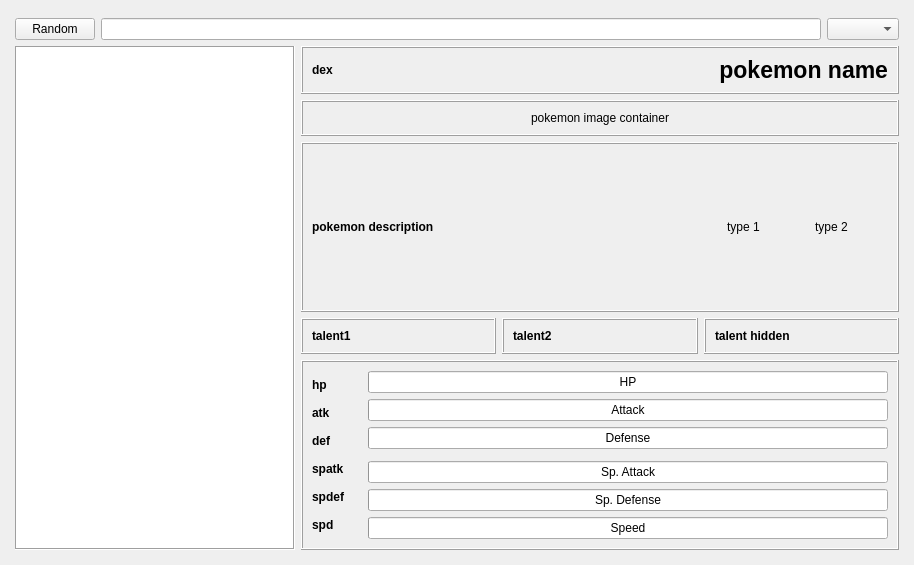
The window that design.ui (Odizinne/QDex) describes before a commit, drawn with Qt 5.
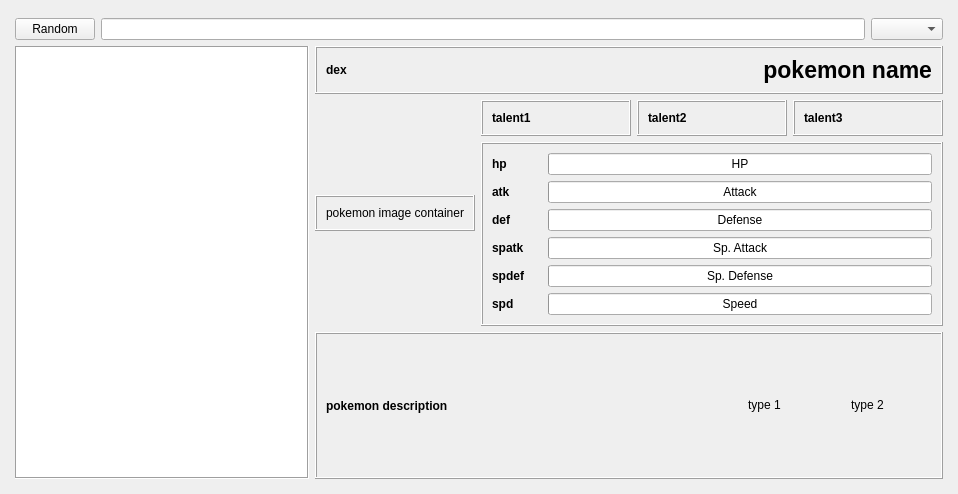
The same window after the commit.

```diff
--- a/design.ui
+++ b/design.ui
@@ -6,8 +6,8 @@
    <rect>
     <x>0</x>
     <y>0</y>
-    <width>914</width>
-    <height>565</height>
+    <width>958</width>
+    <height>494</height>
    </rect>
   </property>
   <property name="sizePolicy">
@@ -105,7 +105,470 @@
       <property name="bottomMargin">
        <number>6</number>
       </property>
-      <item row="2" column="0" colspan="3">
+      <item row="1" column="0" rowspan="2">
+       <widget class="QFrame" name="pokemonFrame">
+        <property name="sizePolicy">
+         <sizepolicy hsizetype="Fixed" vsizetype="Fixed">
+          <horstretch>0</horstretch>
+          <verstretch>0</verstretch>
+         </sizepolicy>
+        </property>
+        <property name="frameShape">
+         <enum>QFrame::Box</enum>
+        </property>
+        <property name="frameShadow">
+         <enum>QFrame::Raised</enum>
+        </property>
+        <layout class="QGridLayout" name="pokemonLayout">
+         <item row="0" column="1">
+          <widget class="QLabel" name="spriteLabel">
+           <property name="sizePolicy">
+            <sizepolicy hsizetype="Maximum" vsizetype="Maximum">
+             <horstretch>0</horstretch>
+             <verstretch>0</verstretch>
+            </sizepolicy>
+           </property>
+           <property name="text">
+            <string>pokemon image container</string>
+           </property>
+           <property name="alignment">
+            <set>Qt::AlignCenter</set>
+           </property>
+          </widget>
+         </item>
+        </layout>
+       </widget>
+      </item>
+      <item row="2" column="1" colspan="3">
+       <widget class="QFrame" name="statsFrame">
+        <property name="frameShape">
+         <enum>QFrame::Box</enum>
+        </property>
+        <property name="frameShadow">
+         <enum>QFrame::Raised</enum>
+        </property>
+        <layout class="QGridLayout" name="statsLayout">
+         <item row="1" column="0">
+          <widget class="QLabel" name="atkLabel">
+           <property name="font">
+            <font>
+             <weight>75</weight>
+             <bold>true</bold>
+            </font>
+           </property>
+           <property name="text">
+            <string>atk</string>
+           </property>
+          </widget>
+         </item>
+         <item row="0" column="1">
+          <widget class="QProgressBar" name="hpBar">
+           <property name="maximum">
+            <number>255</number>
+           </property>
+           <property name="value">
+            <number>0</number>
+           </property>
+           <property name="format">
+            <string>HP</string>
+           </property>
+          </widget>
+         </item>
+         <item row="5" column="1">
+          <widget class="QProgressBar" name="spdBar">
+           <property name="maximum">
+            <number>255</number>
+           </property>
+           <property name="value">
+            <number>0</number>
+           </property>
+           <property name="format">
+            <string>Speed</string>
+           </property>
+          </widget>
+         </item>
+         <item row="5" column="0">
+          <widget class="QLabel" name="spdLabel">
+           <property name="font">
+            <font>
+             <weight>75</weight>
+             <bold>true</bold>
+            </font>
+           </property>
+           <property name="text">
+            <string>spd</string>
+           </property>
+          </widget>
+         </item>
+         <item row="4" column="1">
+          <widget class="QProgressBar" name="spdefBar">
+           <property name="maximum">
+            <number>255</number>
+           </property>
+           <property name="value">
+            <number>0</number>
+           </property>
+           <property name="format">
+            <string>Sp. Defense</string>
+           </property>
+          </widget>
+         </item>
+         <item row="0" column="0">
+          <widget class="QLabel" name="hpLabel">
+           <property name="minimumSize">
+            <size>
+             <width>50</width>
+             <height>0</height>
+            </size>
+           </property>
+           <property name="baseSize">
+            <size>
+             <width>0</width>
+             <height>0</height>
+            </size>
+           </property>
+           <property name="font">
+            <font>
+             <weight>75</weight>
+             <bold>true</bold>
+            </font>
+           </property>
+           <property name="text">
+            <string>hp</string>
+           </property>
+          </widget>
+         </item>
+         <item row="2" column="1">
+          <widget class="QProgressBar" name="defBar">
+           <property name="maximum">
+            <number>255</number>
+           </property>
+           <property name="value">
+            <number>0</number>
+           </property>
+           <property name="format">
+            <string>Defense</string>
+           </property>
+          </widget>
+         </item>
+         <item row="2" column="0">
+          <widget class="QLabel" name="defLabel">
+           <property name="font">
+            <font>
+             <weight>75</weight>
+             <bold>true</bold>
+            </font>
+           </property>
+           <property name="text">
+            <string>def</string>
+           </property>
+          </widget>
+         </item>
+         <item row="1" column="1">
+          <widget class="QProgressBar" name="atkBar">
+           <property name="maximum">
+            <number>255</number>
+           </property>
+           <property name="value">
+            <number>0</number>
+           </property>
+           <property name="format">
+            <string>Attack</string>
+           </property>
+          </widget>
+         </item>
+         <item row="4" column="0">
+          <widget class="QLabel" name="spdefLabel">
+           <property name="font">
+            <font>
+             <weight>75</weight>
+             <bold>true</bold>
+            </font>
+           </property>
+           <property name="text">
+            <string>spdef</string>
+           </property>
+          </widget>
+         </item>
+         <item row="3" column="0">
+          <widget class="QLabel" name="spatkLabel">
+           <property name="font">
+            <font>
+             <weight>75</weight>
+             <bold>true</bold>
+            </font>
+           </property>
+           <property name="text">
+            <string>spatk</string>
+           </property>
+          </widget>
+         </item>
+         <item row="3" column="1">
+          <widget class="QProgressBar" name="spatkBar">
+           <property name="maximum">
+            <number>255</number>
+           </property>
+           <property name="value">
+            <number>0</number>
+           </property>
+           <property name="format">
+            <string>Sp. Attack</string>
+           </property>
+          </widget>
+         </item>
+        </layout>
+       </widget>
+      </item>
+      <item row="1" column="1">
+       <widget class="QFrame" name="ability1Frame">
+        <property name="sizePolicy">
+         <sizepolicy hsizetype="Maximum" vsizetype="Fixed">
+          <horstretch>0</horstretch>
+          <verstretch>0</verstretch>
+         </sizepolicy>
+        </property>
+        <property name="minimumSize">
+         <size>
+          <width>150</width>
+          <height>0</height>
+         </size>
+        </property>
+        <property name="maximumSize">
+         <size>
+          <width>150</width>
+          <height>16777215</height>
+         </size>
+        </property>
+        <property name="frameShape">
+         <enum>QFrame::Box</enum>
+        </property>
+        <property name="frameShadow">
+         <enum>QFrame::Raised</enum>
+        </property>
+        <layout class="QGridLayout" name="abilityLayout">
+         <item row="0" column="0">
+          <widget class="QLabel" name="ability1Label">
+           <property name="sizePolicy">
+            <sizepolicy hsizetype="Maximum" vsizetype="Preferred">
+             <horstretch>0</horstretch>
+             <verstretch>0</verstretch>
+            </sizepolicy>
+           </property>
+           <property name="minimumSize">
+            <size>
+             <width>150</width>
+             <height>0</height>
+            </size>
+           </property>
+           <property name="maximumSize">
+            <size>
+             <width>150</width>
+             <height>16777215</height>
+            </size>
+           </property>
+           <property name="font">
+            <font>
+             <weight>75</weight>
+             <bold>true</bold>
+            </font>
+           </property>
+           <property name="text">
+            <string>talent1</string>
+           </property>
+          </widget>
+         </item>
+        </layout>
+       </widget>
+      </item>
+      <item row="1" column="2">
+       <widget class="QFrame" name="ability2Frame_2">
+        <property name="sizePolicy">
+         <sizepolicy hsizetype="Maximum" vsizetype="Preferred">
+          <horstretch>0</horstretch>
+          <verstretch>0</verstretch>
+         </sizepolicy>
+        </property>
+        <property name="minimumSize">
+         <size>
+          <width>150</width>
+          <height>0</height>
+         </size>
+        </property>
+        <property name="maximumSize">
+         <size>
+          <width>150</width>
+          <height>16777215</height>
+         </size>
+        </property>
+        <property name="frameShape">
+         <enum>QFrame::Box</enum>
+        </property>
+        <property name="frameShadow">
+         <enum>QFrame::Raised</enum>
+        </property>
+        <layout class="QGridLayout" name="ability2Frame">
+         <item row="0" column="0">
+          <widget class="QLabel" name="ability2Label">
+           <property name="sizePolicy">
+            <sizepolicy hsizetype="Maximum" vsizetype="Preferred">
+             <horstretch>0</horstretch>
+             <verstretch>0</verstretch>
+            </sizepolicy>
+           </property>
+           <property name="minimumSize">
+            <size>
+             <width>150</width>
+             <height>0</height>
+            </size>
+           </property>
+           <property name="maximumSize">
+            <size>
+             <width>150</width>
+             <height>16777215</height>
+            </size>
+           </property>
+           <property name="font">
+            <font>
+             <weight>75</weight>
+             <bold>true</bold>
+            </font>
+           </property>
+           <property name="text">
+            <string>talent2</string>
+           </property>
+          </widget>
+         </item>
+        </layout>
+       </widget>
+      </item>
+      <item row="1" column="3">
+       <widget class="QFrame" name="ability3Frame">
+        <property name="sizePolicy">
+         <sizepolicy hsizetype="Maximum" vsizetype="Preferred">
+          <horstretch>0</horstretch>
+          <verstretch>0</verstretch>
+         </sizepolicy>
+        </property>
+        <property name="minimumSize">
+         <size>
+          <width>150</width>
+          <height>0</height>
+         </size>
+        </property>
+        <property name="maximumSize">
+         <size>
+          <width>150</width>
+          <height>16777215</height>
+         </size>
+        </property>
+        <property name="frameShape">
+         <enum>QFrame::Box</enum>
+        </property>
+        <property name="frameShadow">
+         <enum>QFrame::Raised</enum>
+        </property>
+        <layout class="QGridLayout" name="gridLayout_4">
+         <item row="0" column="0">
+          <widget class="QLabel" name="ability3Label">
+           <property name="sizePolicy">
+            <sizepolicy hsizetype="Maximum" vsizetype="Preferred">
+             <horstretch>150</horstretch>
+             <verstretch>0</verstretch>
+            </sizepolicy>
+           </property>
+           <property name="minimumSize">
+            <size>
+             <width>150</width>
+             <height>0</height>
+            </size>
+           </property>
+           <property name="maximumSize">
+            <size>
+             <width>150</width>
+             <height>16777215</height>
+            </size>
+           </property>
+           <property name="font">
+            <font>
+             <weight>75</weight>
+             <bold>true</bold>
+            </font>
+           </property>
+           <property name="text">
+            <string>talent3</string>
+           </property>
+          </widget>
+         </item>
+        </layout>
+       </widget>
+      </item>
+      <item row="0" column="0" colspan="4">
+       <widget class="QFrame" name="gridFrame_2">
+        <property name="frameShape">
+         <enum>QFrame::Box</enum>
+        </property>
+        <property name="frameShadow">
+         <enum>QFrame::Raised</enum>
+        </property>
+        <layout class="QGridLayout" name="gridLayout_9">
+         <item row="0" column="1">
+          <widget class="QLabel" name="pokemonLabel">
+           <property name="sizePolicy">
+            <sizepolicy hsizetype="Preferred" vsizetype="Preferred">
+             <horstretch>0</horstretch>
+             <verstretch>0</verstretch>
+            </sizepolicy>
+           </property>
+           <property name="minimumSize">
+            <size>
+             <width>0</width>
+             <height>0</height>
+            </size>
+           </property>
+           <property name="font">
+            <font>
+             <pointsize>17</pointsize>
+             <weight>75</weight>
+             <bold>true</bold>
+            </font>
+           </property>
+           <property name="frameShape">
+            <enum>QFrame::NoFrame</enum>
+           </property>
+           <property name="frameShadow">
+            <enum>QFrame::Plain</enum>
+           </property>
+           <property name="text">
+            <string>pokemon name</string>
+           </property>
+           <property name="alignment">
+            <set>Qt::AlignRight|Qt::AlignTrailing|Qt::AlignVCenter</set>
+           </property>
+          </widget>
+         </item>
+         <item row="0" column="0">
+          <widget class="QLabel" name="dexLabel">
+           <property name="minimumSize">
+            <size>
+             <width>0</width>
+             <height>0</height>
+            </size>
+           </property>
+           <property name="font">
+            <font>
+             <weight>75</weight>
+             <bold>true</bold>
+            </font>
+           </property>
+           <property name="text">
+            <string>dex</string>
+           </property>
+          </widget>
+         </item>
+        </layout>
+       </widget>
+      </item>
+      <item row="3" column="0" colspan="4">
        <widget class="QFrame" name="typeFrame">
         <property name="frameShape">
          <enum>QFrame::Box</enum>
@@ -245,388 +708,6 @@
         </layout>
        </widget>
       </item>
-      <item row="0" column="0" colspan="3">
-       <widget class="QFrame" name="gridFrame_2">
-        <property name="frameShape">
-         <enum>QFrame::Box</enum>
-        </property>
-        <property name="frameShadow">
-         <enum>QFrame::Raised</enum>
-        </property>
-        <layout class="QGridLayout" name="gridLayout_9">
-         <item row="0" column="1">
-          <widget class="QLabel" name="pokemonLabel">
-           <property name="minimumSize">
-            <size>
-             <width>400</width>
-             <height>0</height>
-            </size>
-           </property>
-           <property name="font">
-            <font>
-             <pointsize>17</pointsize>
-             <weight>75</weight>
-             <bold>true</bold>
-            </font>
-           </property>
-           <property name="frameShape">
-            <enum>QFrame::NoFrame</enum>
-           </property>
-           <property name="frameShadow">
-            <enum>QFrame::Plain</enum>
-           </property>
-           <property name="text">
-            <string>pokemon name</string>
-           </property>
-           <property name="alignment">
-            <set>Qt::AlignRight|Qt::AlignTrailing|Qt::AlignVCenter</set>
-           </property>
-          </widget>
-         </item>
-         <item row="0" column="0">
-          <widget class="QLabel" name="dexLabel">
-           <property name="minimumSize">
-            <size>
-             <width>100</width>
-             <height>0</height>
-            </size>
-           </property>
-           <property name="font">
-            <font>
-             <weight>75</weight>
-             <bold>true</bold>
-            </font>
-           </property>
-           <property name="text">
-            <string>dex</string>
-           </property>
-          </widget>
-         </item>
-        </layout>
-       </widget>
-      </item>
-      <item row="3" column="0">
-       <widget class="QFrame" name="ability1Frame">
-        <property name="frameShape">
-         <enum>QFrame::Box</enum>
-        </property>
-        <property name="frameShadow">
-         <enum>QFrame::Raised</enum>
-        </property>
-        <layout class="QGridLayout" name="abilityLayout">
-         <item row="0" column="0">
-          <widget class="QLabel" name="ability1Label">
-           <property name="minimumSize">
-            <size>
-             <width>150</width>
-             <height>0</height>
-            </size>
-           </property>
-           <property name="font">
-            <font>
-             <weight>75</weight>
-             <bold>true</bold>
-            </font>
-           </property>
-           <property name="text">
-            <string>talent1</string>
-           </property>
-          </widget>
-         </item>
-        </layout>
-       </widget>
-      </item>
-      <item row="3" column="2">
-       <widget class="QFrame" name="ability3Frame">
-        <property name="frameShape">
-         <enum>QFrame::Box</enum>
-        </property>
-        <property name="frameShadow">
-         <enum>QFrame::Raised</enum>
-        </property>
-        <layout class="QGridLayout" name="gridLayout_4">
-         <item row="0" column="0">
-          <widget class="QLabel" name="ability3Label">
-           <property name="minimumSize">
-            <size>
-             <width>150</width>
-             <height>0</height>
-            </size>
-           </property>
-           <property name="font">
-            <font>
-             <weight>75</weight>
-             <bold>true</bold>
-            </font>
-           </property>
-           <property name="text">
-            <string>talent hidden</string>
-           </property>
-          </widget>
-         </item>
-        </layout>
-       </widget>
-      </item>
-      <item row="4" column="0" colspan="3">
-       <widget class="QFrame" name="statsFrame">
-        <property name="frameShape">
-         <enum>QFrame::Box</enum>
-        </property>
-        <property name="frameShadow">
-         <enum>QFrame::Raised</enum>
-        </property>
-        <layout class="QGridLayout" name="statsLayout">
-         <item row="4" column="2">
-          <widget class="QProgressBar" name="spatkBar">
-           <property name="maximum">
-            <number>255</number>
-           </property>
-           <property name="value">
-            <number>0</number>
-           </property>
-           <property name="format">
-            <string>Sp. Attack</string>
-           </property>
-          </widget>
-         </item>
-         <item row="1" column="2">
-          <widget class="QProgressBar" name="atkBar">
-           <property name="maximum">
-            <number>255</number>
-           </property>
-           <property name="value">
-            <number>0</number>
-           </property>
-           <property name="format">
-            <string>Attack</string>
-           </property>
-          </widget>
-         </item>
-         <item row="0" column="2">
-          <widget class="QProgressBar" name="hpBar">
-           <property name="maximum">
-            <number>255</number>
-           </property>
-           <property name="value">
-            <number>0</number>
-           </property>
-           <property name="format">
-            <string>HP</string>
-           </property>
-          </widget>
-         </item>
-         <item row="6" column="2">
-          <widget class="QProgressBar" name="spdBar">
-           <property name="maximum">
-            <number>255</number>
-           </property>
-           <property name="value">
-            <number>0</number>
-           </property>
-           <property name="format">
-            <string>Speed</string>
-           </property>
-          </widget>
-         </item>
-         <item row="5" column="2">
-          <widget class="QProgressBar" name="spdefBar">
-           <property name="maximum">
-            <number>255</number>
-           </property>
-           <property name="value">
-            <number>0</number>
-           </property>
-           <property name="format">
-            <string>Sp. Defense</string>
-           </property>
-          </widget>
-         </item>
-         <item row="2" column="2">
-          <widget class="QProgressBar" name="defBar">
-           <property name="maximum">
-            <number>255</number>
-           </property>
-           <property name="value">
-            <number>0</number>
-           </property>
-           <property name="format">
-            <string>Defense</string>
-           </property>
-          </widget>
-         </item>
-         <item row="0" column="0" rowspan="7">
-          <widget class="QFrame" name="gridFrame">
-           <layout class="QGridLayout" name="gridLayout_12">
-            <property name="leftMargin">
-             <number>0</number>
-            </property>
-            <property name="topMargin">
-             <number>0</number>
-            </property>
-            <property name="rightMargin">
-             <number>0</number>
-            </property>
-            <property name="bottomMargin">
-             <number>0</number>
-            </property>
-            <property name="spacing">
-             <number>0</number>
-            </property>
-            <item row="1" column="0">
-             <widget class="QLabel" name="atkLabel">
-              <property name="font">
-               <font>
-                <weight>75</weight>
-                <bold>true</bold>
-               </font>
-              </property>
-              <property name="text">
-               <string>atk</string>
-              </property>
-             </widget>
-            </item>
-            <item row="4" column="0">
-             <widget class="QLabel" name="spdefLabel">
-              <property name="font">
-               <font>
-                <weight>75</weight>
-                <bold>true</bold>
-               </font>
-              </property>
-              <property name="text">
-               <string>spdef</string>
-              </property>
-             </widget>
-            </item>
-            <item row="2" column="0">
-             <widget class="QLabel" name="defLabel">
-              <property name="font">
-               <font>
-                <weight>75</weight>
-                <bold>true</bold>
-               </font>
-              </property>
-              <property name="text">
-               <string>def</string>
-              </property>
-             </widget>
-            </item>
-            <item row="0" column="0">
-             <widget class="QLabel" name="hpLabel">
-              <property name="minimumSize">
-               <size>
-                <width>50</width>
-                <height>0</height>
-               </size>
-              </property>
-              <property name="baseSize">
-               <size>
-                <width>0</width>
-                <height>0</height>
-               </size>
-              </property>
-              <property name="font">
-               <font>
-                <weight>75</weight>
-                <bold>true</bold>
-               </font>
-              </property>
-              <property name="text">
-               <string>hp</string>
-              </property>
-             </widget>
-            </item>
-            <item row="3" column="0">
-             <widget class="QLabel" name="spatkLabel">
-              <property name="font">
-               <font>
-                <weight>75</weight>
-                <bold>true</bold>
-               </font>
-              </property>
-              <property name="text">
-               <string>spatk</string>
-              </property>
-             </widget>
-            </item>
-            <item row="5" column="0">
-             <widget class="QLabel" name="spdLabel">
-              <property name="font">
-               <font>
-                <weight>75</weight>
-                <bold>true</bold>
-               </font>
-              </property>
-              <property name="text">
-               <string>spd</string>
-              </property>
-             </widget>
-            </item>
-           </layout>
-          </widget>
-         </item>
-        </layout>
-       </widget>
-      </item>
-      <item row="3" column="1">
-       <widget class="QFrame" name="ability2Frame_2">
-        <property name="frameShape">
-         <enum>QFrame::Box</enum>
-        </property>
-        <property name="frameShadow">
-         <enum>QFrame::Raised</enum>
-        </property>
-        <layout class="QGridLayout" name="ability2Frame">
-         <item row="0" column="0">
-          <widget class="QLabel" name="ability2Label">
-           <property name="minimumSize">
-            <size>
-             <width>150</width>
-             <height>0</height>
-            </size>
-           </property>
-           <property name="font">
-            <font>
-             <weight>75</weight>
-             <bold>true</bold>
-            </font>
-           </property>
-           <property name="text">
-            <string>talent2</string>
-           </property>
-          </widget>
-         </item>
-        </layout>
-       </widget>
-      </item>
-      <item row="1" column="0" colspan="3">
-       <widget class="QFrame" name="pokemonFrame">
-        <property name="frameShape">
-         <enum>QFrame::Box</enum>
-        </property>
-        <property name="frameShadow">
-         <enum>QFrame::Raised</enum>
-        </property>
-        <layout class="QGridLayout" name="pokemonLayout">
-         <item row="0" column="1">
-          <widget class="QLabel" name="spriteLabel">
-           <property name="sizePolicy">
-            <sizepolicy hsizetype="Maximum" vsizetype="Maximum">
-             <horstretch>0</horstretch>
-             <verstretch>0</verstretch>
-            </sizepolicy>
-           </property>
-           <property name="text">
-            <string>pokemon image container</string>
-           </property>
-           <property name="alignment">
-            <set>Qt::AlignCenter</set>
-           </property>
-          </widget>
-         </item>
-        </layout>
-       </widget>
-      </item>
      </layout>
     </item>
    </layout>
```
Left out of the diff: 62 changed lines with no effect on the pictures.
